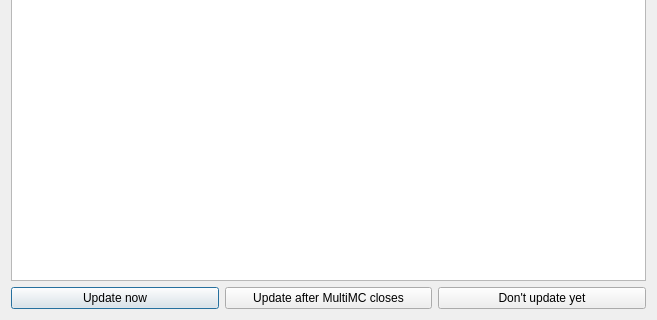
Above: application/dialogs/UpdateDialog.ui from FreesmTeam/FreesmLauncher before the change; both pictures show x 0 to 657 and y 353 to 673 of the 657 by 673 pixel window. Below: the same form after it.
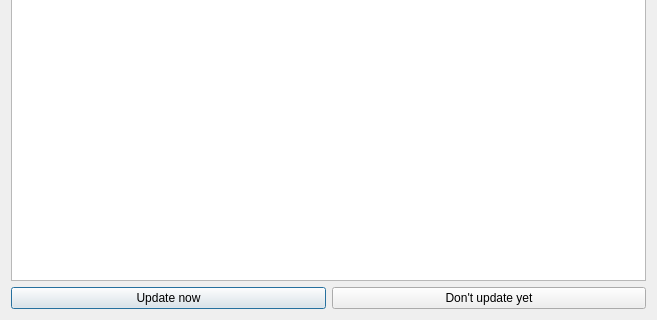
That is the form after the change. Icons and pictures are not drawn.

```diff
--- a/application/dialogs/UpdateDialog.ui
+++ b/application/dialogs/UpdateDialog.ui
@@ -69,13 +69,6 @@
        </property>
       </widget>
      </item>
-     <item>
-      <widget class="QPushButton" name="btnUpdateOnExit">
-       <property name="text">
-        <string>Update after MultiMC closes</string>
-       </property>
-      </widget>
-     </item>
      <item>
       <widget class="QPushButton" name="btnUpdateLater">
        <property name="sizePolicy">
```
Left out of the diff: 5 changed lines with no effect on the pictures.
